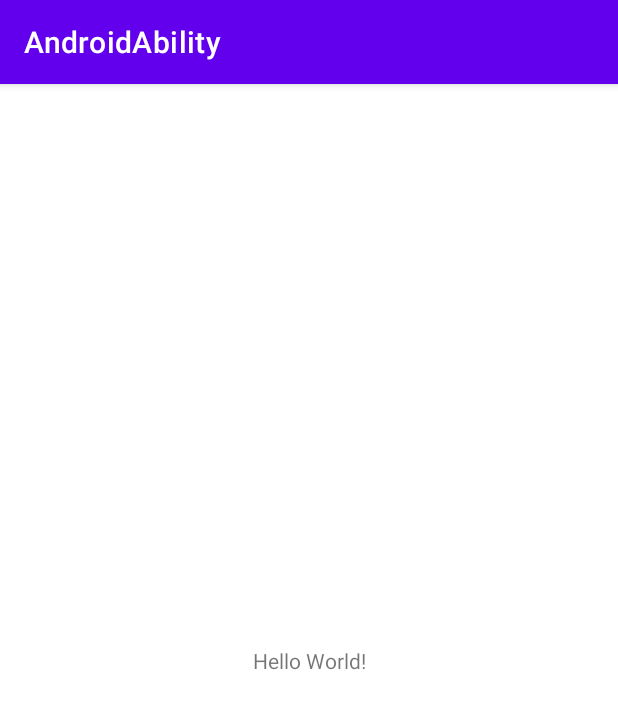
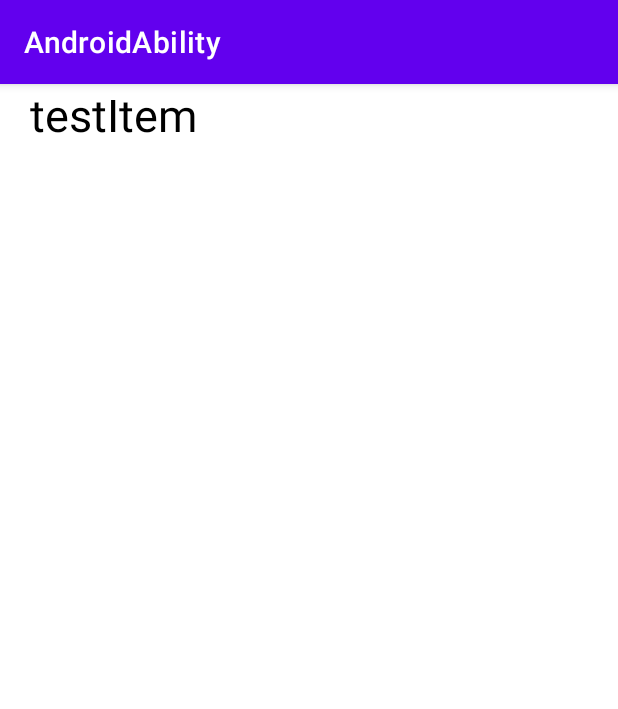
Before and after one commit to yongyecc/AndroidAbility, an Android app: the screen it shows after launch (MainActivity), on a phone screen of 412 x 824 dp. Shown: the top 709 px of the screen. Run offline under Robolectric (Android 15) with nearby library versions, the phone set to English and light mode, and no system bars.

Commit message:
init listview of demo

```diff
--- a/app/src/main/AndroidManifest.xml
+++ b/app/src/main/AndroidManifest.xml
@@ -14,7 +14,7 @@
         android:theme="@style/Theme.AndroidAbility"
         tools:targetApi="31">
         <activity
-            android:name=".MainActivity"
+            android:name=".activity.MainActivity"
             android:exported="true">
             <intent-filter>
                 <action android:name="android.intent.action.MAIN" />
--- /dev/null
+++ b/app/src/main/java/cn/yongye/androidability/activity/MainActivity.java
@@ -0,0 +1,57 @@
+package cn.yongye.androidability.activity;
+
+import androidx.appcompat.app.AppCompatActivity;
+import androidx.recyclerview.widget.GridLayoutManager;
+import androidx.recyclerview.widget.LinearLayoutManager;
+import androidx.recyclerview.widget.RecyclerView;
+import androidx.recyclerview.widget.SimpleItemAnimator;
+
+import android.os.Bundle;
+import android.widget.LinearLayout;
+
+import java.util.ArrayList;
+import java.util.HashMap;
+import java.util.LinkedList;
+
+import cn.yongye.androidability.R;
+import cn.yongye.androidability.adapter.DemoListAdapter;
+import cn.yongye.androidability.common.ViewUtils;
+
+public class MainActivity extends AppCompatActivity {
+
+    RecyclerView demoListRecyclerView;
+    DemoListAdapter demoListAdapter;
+    HashMap<Integer, String> listData;
+
+    @Override
+    protected void onCreate(Bundle savedInstanceState) {
+        super.onCreate(savedInstanceState);
+        setContentView(R.layout.activity_main);
+
+        initListData();
+        initView();
+    }
+
+    /**
+     * 初始化列表中的数据.
+     */
+    private void initListData() {
+        if (listData == null) {
+            listData = new HashMap<>();
+        }
+        listData.put(0, "testItem");
+    }
+
+    /**
+     * 初始化UI.
+     */
+    private void initView() {
+        demoListRecyclerView = findViewById(R.id.demoListView);
+        LinearLayoutManager linearLayoutManager = new LinearLayoutManager(MainActivity.this);
+        demoListRecyclerView.setLayoutManager(linearLayoutManager);
+        demoListAdapter = new DemoListAdapter(this, listData);
+        demoListRecyclerView.setAdapter(demoListAdapter);
+    }
+
+
+}
--- /dev/null
+++ b/app/src/main/java/cn/yongye/androidability/adapter/DemoListAdapter.java
@@ -0,0 +1,71 @@
+package cn.yongye.androidability.adapter;
+
+import android.content.Context;
+import android.view.LayoutInflater;
+import android.view.View;
+import android.view.ViewGroup;
+import android.widget.BaseAdapter;
+import android.widget.TextView;
+
+import androidx.annotation.NonNull;
+import androidx.recyclerview.widget.RecyclerView;
+
+import java.util.HashMap;
+
+
+import cn.yongye.androidability.R;
+
+public class DemoListAdapter extends RecyclerView.Adapter<DemoListAdapter.ViewHolder> {
+
+    public HashMap<Integer, String>  mData;
+    LayoutInflater mInflater;
+    ViewHolder mViewHolder;
+
+    public DemoListAdapter(Context context, HashMap<Integer, String> data) {
+        this.mData = data;
+        mInflater = LayoutInflater.from(context);
+    }
+
+
+    @NonNull
+    @Override
+    public ViewHolder onCreateViewHolder(@NonNull ViewGroup parent, int viewType) {
+        View view = LayoutInflater.from(parent.getContext()).inflate(R.layout.item_demo_recyclerview, parent, false);
+        return new ViewHolder(view);
+    }
+
+    /**
+     * 列表子项中的view组件初始化.
+     *
+     * @param holder The ViewHolder which should be updated to represent the contents of the
+     *        item at the given position in the data set.
+     * @param position The position of the item within the adapter's data set.
+     */
+    @Override
+    public void onBindViewHolder(@NonNull ViewHolder holder, int position) {
+        holder.textView_demo_name.setText(mData.get(0));
+    }
+
+    @Override
+    public long getItemId(int position) {
+        return position;
+    }
+
+    @Override
+    public int getItemCount() {
+        return mData.size();
+    }
+
+
+    /**
+     * 列表子项中的所有UI组件.
+     */
+    class ViewHolder extends RecyclerView.ViewHolder{
+        TextView textView_demo_name;
+
+        public ViewHolder(@NonNull View itemView) {
+            super(itemView);
+            textView_demo_name = itemView.findViewById(R.id.text_demo_item);
+        }
+    }
+}
--- /dev/null
+++ b/app/src/main/java/cn/yongye/androidability/common/BuildConfig.java
@@ -0,0 +1,6 @@
+package cn.yongye.androidability.common;
+
+public class BuildConfig {
+
+    public static boolean DEBUG = Boolean.parseBoolean("true");
+}
--- a/app/src/main/res/layout/activity_main.xml
+++ b/app/src/main/res/layout/activity_main.xml
@@ -4,15 +4,12 @@
     xmlns:tools="http://schemas.android.com/tools"
     android:layout_width="match_parent"
     android:layout_height="match_parent"
-    tools:context=".MainActivity">
+    tools:context=".activity.MainActivity">
 
-    <TextView
-        android:layout_width="wrap_content"
+    <androidx.recyclerview.widget.RecyclerView
+        android:id="@+id/demoListView"
+        android:layout_width="match_parent"
         android:layout_height="wrap_content"
-        android:text="Hello World!"
-        app:layout_constraintBottom_toBottomOf="parent"
-        app:layout_constraintEnd_toEndOf="parent"
-        app:layout_constraintStart_toStartOf="parent"
-        app:layout_constraintTop_toTopOf="parent" />
+        tools:ignore="MissingConstraints" />
 
 </androidx.constraintlayout.widget.ConstraintLayout>
--- /dev/null
+++ b/app/src/main/res/layout/item_demo_recyclerview.xml
@@ -0,0 +1,15 @@
+<?xml version="1.0" encoding="utf-8"?>
+<LinearLayout xmlns:android="http://schemas.android.com/apk/res/android"
+    android:orientation="vertical"
+    android:layout_width="match_parent"
+    android:layout_height="match_parent">
+
+    <TextView
+        android:id="@+id/text_demo_item"
+        android:layout_width="match_parent"
+        android:layout_height="50dp"
+        android:paddingLeft="20dp"
+        android:textColor="@color/black"
+        android:textSize="30dp"/>
+
+</LinearLayout>
```
Also changed, not shown: app/src/main/java/cn/yongye/androidability/MainActivity.java (deleted, +0 -14 lines), app/src/main/java/cn/yongye/androidability/common/LogUtil.java (added, +42 -0 lines), app/src/main/java/cn/yongye/androidability/common/ViewUtils.java (added, +28 -0 lines), 1 other file.
